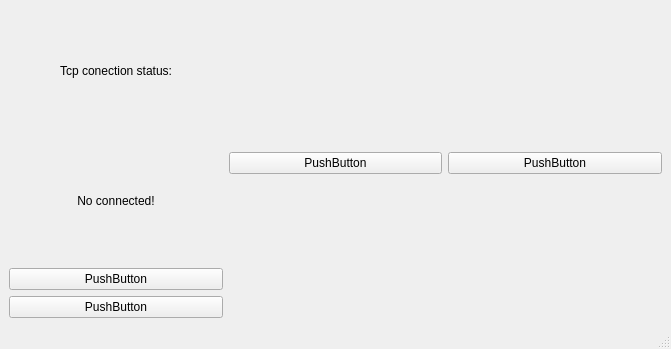
Qt form mainwindow.ui (KPiekorz/TcpClientQT_GupikROV) before a commit.
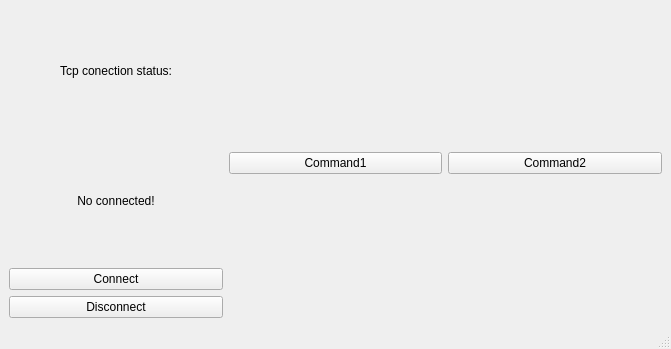
The same form after that commit.

The edit to the form file:
```diff
--- a/mainwindow.ui
+++ b/mainwindow.ui
@@ -44,14 +44,14 @@
           <item>
            <widget class="QPushButton" name="pushButton_2">
             <property name="text">
-             <string>PushButton</string>
+             <string>Connect</string>
             </property>
            </widget>
           </item>
           <item>
            <widget class="QPushButton" name="pushButton_3">
             <property name="text">
-             <string>PushButton</string>
+             <string>Disconnect</string>
             </property>
            </widget>
           </item>
@@ -62,7 +62,7 @@
           <item>
            <widget class="QPushButton" name="pushButton">
             <property name="text">
-             <string>PushButton</string>
+             <string>Command1</string>
             </property>
            </widget>
           </item>
@@ -73,7 +73,7 @@
           <item>
            <widget class="QPushButton" name="pushButton_4">
             <property name="text">
-             <string>PushButton</string>
+             <string>Command2</string>
             </property>
            </widget>
           </item>
```
Left out of the diff: 4 changed lines with no effect on the pictures.
